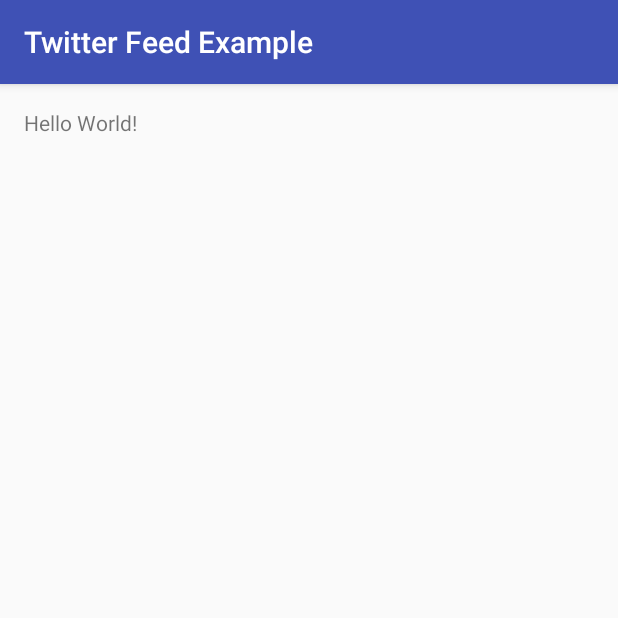
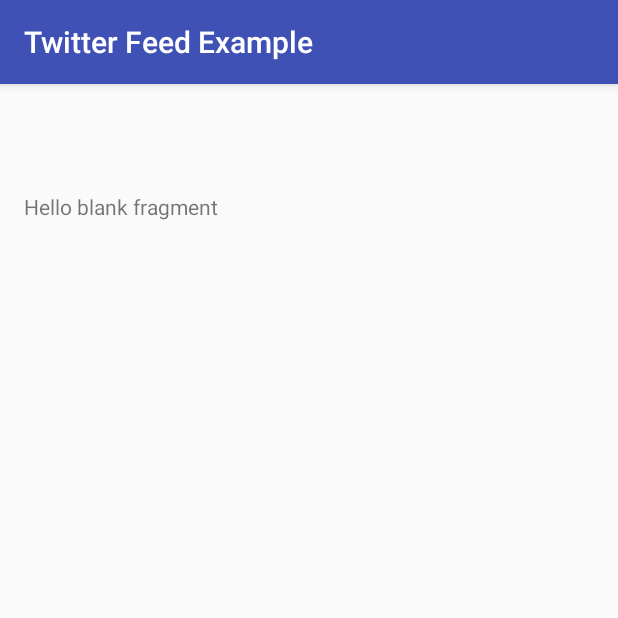
Before and after one commit to juliocatano/twitter_feed_example, an Android app: the screen it shows after launch (TwitterFeed before the commit, TwitterFeedActivity after it), on a phone screen of 412 x 824 dp, the top half of it. Run offline under Robolectric (Android 15) with nearby library versions, the phone set to English and light mode, and no system bars; libraries missing offline, so code that uses them is left out: se.akerfeldt.okhttp; 6 statements that could not run were skipped.

```diff
--- a/app/src/main/AndroidManifest.xml
+++ b/app/src/main/AndroidManifest.xml
@@ -1,6 +1,8 @@
 <?xml version="1.0" encoding="utf-8"?>
 <manifest package="example.twitter.jacatanog.mobile.com.twitterfeedexample"
           xmlns:android="http://schemas.android.com/apk/res/android">
+
+    <uses-permission android:name="android.permission.INTERNET"/>
 
     <application
         android:allowBackup="true"
@@ -8,7 +10,7 @@
         android:label="@string/app_name"
         android:supportsRtl="true"
         android:theme="@style/AppTheme">
-        <activity android:name=".TwitterFeed">
+        <activity android:name=".ui.activity.TwitterFeedActivity">
             <intent-filter>
                 <action android:name="android.intent.action.MAIN"/>
 
--- a/app/src/main/java/example/twitter/jacatanog/mobile/com/twitterfeedexample/TwitterFeed.java
+++ /dev/null
@@ -1,13 +0,0 @@
-package example.twitter.jacatanog.mobile.com.twitterfeedexample;
-
-import android.support.v7.app.AppCompatActivity;
-import android.os.Bundle;
-
-public class TwitterFeed extends AppCompatActivity {
-
-    @Override
-    protected void onCreate(Bundle savedInstanceState) {
-        super.onCreate(savedInstanceState);
-        setContentView(R.layout.activity_twitter_feed);
-    }
-}
--- /dev/null
+++ b/app/src/main/java/example/twitter/jacatanog/mobile/com/twitterfeedexample/ui/activity/TwitterFeedActivity.java
@@ -0,0 +1,21 @@
+package example.twitter.jacatanog.mobile.com.twitterfeedexample.ui.activity;
+
+import android.os.Bundle;
+import android.support.v7.app.AppCompatActivity;
+
+import example.twitter.jacatanog.mobile.com.twitterfeedexample.R;
+import example.twitter.jacatanog.mobile.com.twitterfeedexample.ui.fragment.TwitterFeedFragment;
+
+public class TwitterFeedActivity extends AppCompatActivity {
+
+    @Override
+    protected void onCreate(Bundle savedInstanceState) {
+        super.onCreate(savedInstanceState);
+        setContentView(R.layout.activity_twitter_feed);
+
+        getSupportFragmentManager().beginTransaction()
+                                   .add(R.id.fragment_container, new TwitterFeedFragment())
+                                   .commit();
+
+    }
+}
--- /dev/null
+++ b/app/src/main/java/example/twitter/jacatanog/mobile/com/twitterfeedexample/ui/fragment/TwitterFeedFragment.java
@@ -0,0 +1,62 @@
+package example.twitter.jacatanog.mobile.com.twitterfeedexample.ui.fragment;
+
+
+import android.os.Bundle;
+import android.support.annotation.Nullable;
+import android.support.v4.app.Fragment;
+import android.view.LayoutInflater;
+import android.view.View;
+import android.view.ViewGroup;
+import android.widget.Toast;
+
+import java.util.List;
+
+import example.twitter.jacatanog.mobile.com.twitterfeedexample.R;
+import example.twitter.jacatanog.mobile.com.twitterfeedexample.ui.model.UserStatus;
+import example.twitter.jacatanog.mobile.com.twitterfeedexample.ui.services.ApiClientTwitter;
+import retrofit2.Call;
+import retrofit2.Callback;
+import retrofit2.Response;
+
+/**
+ * A simple {@link Fragment} subclass.
+ * Use the {@link TwitterFeedFragment#newInstance} factory method to
+ * create an instance of this fragment.
+ */
+public class TwitterFeedFragment extends Fragment {
+
+
+    public TwitterFeedFragment() {
+        // Required empty public constructor
+    }
+
+    public static TwitterFeedFragment newInstance() {
+        return new TwitterFeedFragment();
+    }
+
+    @Nullable
+    @Override
+    public View onCreateView(LayoutInflater inflater, @Nullable ViewGroup container, @Nullable Bundle savedInstanceState) {
+        return inflater.inflate(R.layout.fragment_twitter_feed, container, false);
+    }
+
+    @Override
+    public void onCreate(@Nullable Bundle savedInstanceState) {
+        super.onCreate(savedInstanceState);
+        ApiClientTwitter.TwitterApiInterface apiService = ApiClientTwitter.getApiService();
+        Call<List<UserStatus>> statusesCall = apiService.getUserStatuses("juliocatano", "20");
+        statusesCall.enqueue(new Callback<List<UserStatus>>() {
+            @Override
+            public void onResponse(Call<List<UserStatus>> call, Response<List<UserStatus>> response) {
+                if (response.isSuccessful()) {
+                    Toast.makeText(TwitterFeedFragment.this.getActivity(), "Got response!", Toast.LENGTH_SHORT).show();
+                }
+            }
+
+            @Override
+            public void onFailure(Call<List<UserStatus>> call, Throwable t) {
+                Toast.makeText(TwitterFeedFragment.this.getActivity(), "Failed!", Toast.LENGTH_SHORT).show();
+            }
+        });
+    }
+}
--- /dev/null
+++ b/app/src/main/java/example/twitter/jacatanog/mobile/com/twitterfeedexample/ui/services/ApiClientTwitter.java
@@ -0,0 +1,45 @@
+package example.twitter.jacatanog.mobile.com.twitterfeedexample.ui.services;
+
+import java.util.List;
+
+import example.twitter.jacatanog.mobile.com.twitterfeedexample.ui.model.UserStatus;
+import okhttp3.OkHttpClient;
+import retrofit2.Call;
+import retrofit2.Retrofit;
+import retrofit2.converter.gson.GsonConverterFactory;
+import retrofit2.http.GET;
+import retrofit2.http.Query;
+import se.akerfeldt.okhttp.signpost.OkHttpOAuthConsumer;
+import se.akerfeldt.okhttp.signpost.SigningInterceptor;
+
+/**
+ * Created by juliocatano on 12/4/16.
+ */
+
+public class ApiClientTwitter {
+
+    public interface TwitterApiInterface {
+        @GET("statuses/user_timeline.json")
+        Call<List<UserStatus>> getUserStatuses(@Query("screen_name") String user, @Query("count") String postCount);
+    }
+
+    private static final String TWITTER_BASE_API_URL = "https://api.twitter.com/1.1/";
+
+    private static TwitterApiInterface apiService;
+
+    public static TwitterApiInterface getApiService() {
+        if (apiService == null) {
+            Retrofit retrofit = new Retrofit.Builder().baseUrl(TWITTER_BASE_API_URL)
+                                                      .client(createTwitterHttpClient())
+                                                      .addConverterFactory(GsonConverterFactory.create())
+                                                      .build();
+            apiService = retrofit.create(TwitterApiInterface.class);
+        }
+        return apiService;
+    }
+
+    private static OkHttpClient createTwitterHttpClient() {
+        OkHttpOAuthConsumer consumer = new OkHttpOAuthConsumer("1R2mg1HZwu1xVE5EP1yZniVBX", "g1v99RxM8KKAnJ3IJZslJwoRT9sdnTziYjelwEMn4RMt5Fgryy");
+        return new OkHttpClient.Builder().addInterceptor(new SigningInterceptor(consumer)).build();
+    }
+}
--- a/app/src/main/res/layout/activity_twitter_feed.xml
+++ b/app/src/main/res/layout/activity_twitter_feed.xml
@@ -9,10 +9,19 @@
     android:paddingLeft="@dimen/activity_horizontal_margin"
     android:paddingRight="@dimen/activity_horizontal_margin"
     android:paddingTop="@dimen/activity_vertical_margin"
-    tools:context="example.twitter.jacatanog.mobile.com.twitterfeedexample.TwitterFeed">
+    tools:context="example.twitter.jacatanog.mobile.com.twitterfeedexample.ui.activity.TwitterFeedActivity">
 
-    <TextView
-        android:layout_width="wrap_content"
-        android:layout_height="wrap_content"
-        android:text="Hello World!"/>
+    <Toolbar
+        android:id="@+id/feed_toolbar"
+        android:layout_width="match_parent"
+        android:layout_height="?attr/actionBarSize">
+    </Toolbar>
+
+    <FrameLayout
+        android:id="@+id/fragment_container"
+        android:layout_width="match_parent"
+        android:layout_height="match_parent"
+        android:paddingTop="?attr/actionBarSize">
+
+    </FrameLayout>
 </RelativeLayout>
--- /dev/null
+++ b/app/src/main/res/layout/fragment_twitter_feed.xml
@@ -0,0 +1,13 @@
+<FrameLayout xmlns:android="http://schemas.android.com/apk/res/android"
+             xmlns:tools="http://schemas.android.com/tools"
+             android:layout_width="match_parent"
+             android:layout_height="match_parent"
+             tools:context="example.twitter.jacatanog.mobile.com.twitterfeedexample.ui.fragment.TwitterFeedFragment">
+
+    <!-- TODO: Update blank fragment layout -->
+    <TextView
+        android:layout_width="match_parent"
+        android:layout_height="match_parent"
+        android:text="@string/hello_blank_fragment"/>
+
+</FrameLayout>
--- a/app/src/main/res/values/strings.xml
+++ b/app/src/main/res/values/strings.xml
@@ -1,3 +1,6 @@
 <resources>
     <string name="app_name">Twitter Feed Example</string>
+
+    <!-- TODO: Remove or change this placeholder text -->
+    <string name="hello_blank_fragment">Hello blank fragment</string>
 </resources>
```
Also changed, not shown: app/build.gradle (+10 -3 lines), app/src/main/java/example/twitter/jacatanog/mobile/com/twitterfeedexample/ui/model/UserStatus.java (added, +48 -0 lines), app/src/main/java/example/twitter/jacatanog/mobile/com/twitterfeedexample/ui/model/entities.java (added, +27 -0 lines), build.gradle (+8 -0 lines).
